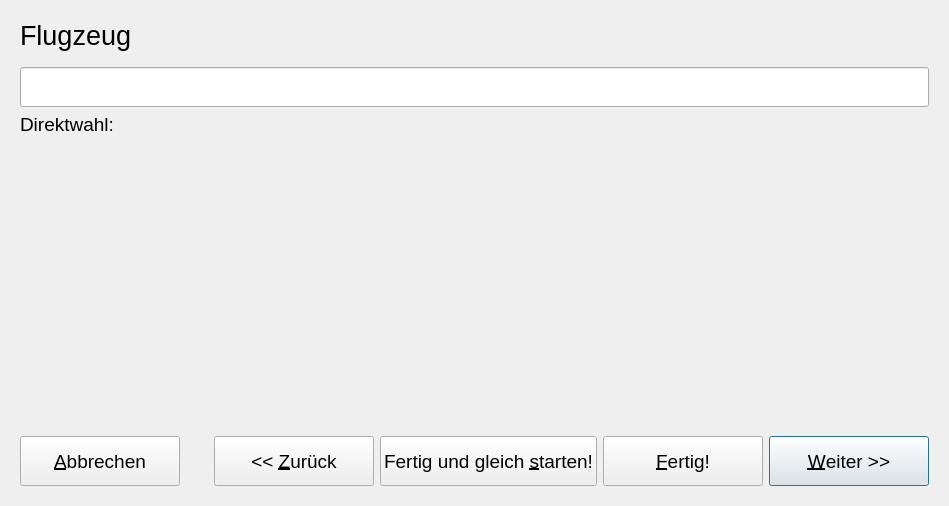
Akaflieg/startkladde, file src/gui/windows/FlightWizard.ui: the form before one commit.
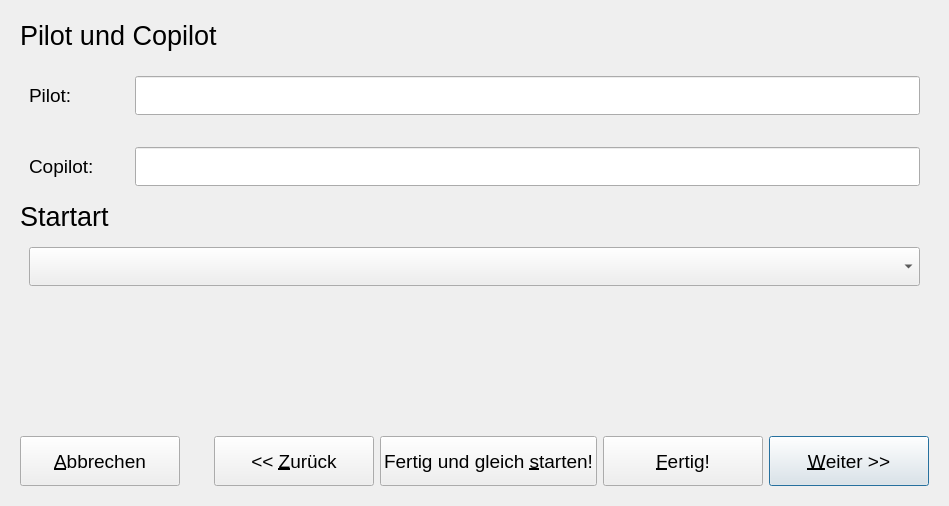
The form after the commit. Custom widgets are drawn as their Qt base class.

```diff
--- a/src/gui/windows/FlightWizard.ui
+++ b/src/gui/windows/FlightWizard.ui
@@ -23,12 +23,12 @@
    <item>
     <widget class="QStackedWidget" name="stack">
      <property name="currentIndex">
-      <number>0</number>
+      <number>2</number>
      </property>
      <widget class="QWidget" name="p1">
       <layout class="QVBoxLayout" name="verticalLayout_2">
        <item>
-        <widget class="QLabel" name="label">
+        <widget class="QLabel" name="titleLabel1">
          <property name="font">
           <font>
            <pointsize>20</pointsize>
@@ -43,7 +43,7 @@
         </widget>
        </item>
        <item>
-        <spacer name="verticalSpacer_2">
+        <spacer name="spacer1">
          <property name="orientation">
           <enum>Qt::Vertical</enum>
          </property>
@@ -60,6 +60,12 @@
        </item>
        <item>
         <widget class="CompletionLineEdit" name="planeEdit">
+         <property name="sizePolicy">
+          <sizepolicy hsizetype="Preferred" vsizetype="Fixed">
+           <horstretch>0</horstretch>
+           <verstretch>0</verstretch>
+          </sizepolicy>
+         </property>
          <property name="font">
           <font>
            <family>Monospace</family>
@@ -95,15 +101,219 @@
      <widget class="QWidget" name="p2">
       <layout class="QVBoxLayout" name="verticalLayout_3">
        <item>
-        <widget class="QLabel" name="label_2">
+        <widget class="QLabel" name="titleLabel2">
          <property name="font">
           <font>
-           <pointsize>14</pointsize>
+           <pointsize>20</pointsize>
           </font>
          </property>
          <property name="text">
           <string>Flugtyp</string>
          </property>
+         <property name="alignment">
+          <set>Qt::AlignLeading|Qt::AlignLeft|Qt::AlignVCenter</set>
+         </property>
+        </widget>
+       </item>
+       <item>
+        <spacer name="spacer2">
+         <property name="orientation">
+          <enum>Qt::Vertical</enum>
+         </property>
+         <property name="sizeType">
+          <enum>QSizePolicy::Fixed</enum>
+         </property>
+         <property name="sizeHint" stdset="0">
+          <size>
+           <width>1</width>
+           <height>10</height>
+          </size>
+         </property>
+        </spacer>
+       </item>
+       <item>
+        <widget class="QLabel" name="label">
+         <property name="font">
+          <font>
+           <pointsize>14</pointsize>
+          </font>
+         </property>
+         <property name="text">
+          <string>Direktwahl:</string>
+         </property>
+        </widget>
+       </item>
+       <item>
+        <widget class="QWidget" name="speedDial2" native="true">
+         <property name="sizePolicy">
+          <sizepolicy hsizetype="Expanding" vsizetype="Expanding">
+           <horstretch>0</horstretch>
+           <verstretch>0</verstretch>
+          </sizepolicy>
+         </property>
+        </widget>
+       </item>
+      </layout>
+     </widget>
+     <widget class="QWidget" name="page3">
+      <layout class="QVBoxLayout" name="verticalLayout_4">
+       <item>
+        <widget class="QLabel" name="titleLabel3">
+         <property name="font">
+          <font>
+           <pointsize>20</pointsize>
+          </font>
+         </property>
+         <property name="text">
+          <string>Pilot und Copilot</string>
+         </property>
+         <property name="alignment">
+          <set>Qt::AlignLeading|Qt::AlignLeft|Qt::AlignVCenter</set>
+         </property>
+        </widget>
+       </item>
+       <item>
+        <spacer name="verticalSpacer">
+         <property name="orientation">
+          <enum>Qt::Vertical</enum>
+         </property>
+         <property name="sizeType">
+          <enum>QSizePolicy::Fixed</enum>
+         </property>
+         <property name="sizeHint" stdset="0">
+          <size>
+           <width>1</width>
+           <height>10</height>
+          </size>
+         </property>
+        </spacer>
+       </item>
+       <item>
+        <widget class="QWidget" name="widget_2" native="true">
+         <property name="sizePolicy">
+          <sizepolicy hsizetype="Preferred" vsizetype="Preferred">
+           <horstretch>0</horstretch>
+           <verstretch>0</verstretch>
+          </sizepolicy>
+         </property>
+         <layout class="QFormLayout" name="formLayout">
+          <item row="0" column="0">
+           <widget class="QLabel" name="pilotLabel">
+            <property name="minimumSize">
+             <size>
+              <width>100</width>
+              <height>0</height>
+             </size>
+            </property>
+            <property name="font">
+             <font>
+              <pointsize>14</pointsize>
+             </font>
+            </property>
+            <property name="text">
+             <string>Pilot:</string>
+            </property>
+           </widget>
+          </item>
+          <item row="0" column="1">
+           <widget class="CompletionLineEdit" name="pilotEdit">
+            <property name="font">
+             <font>
+              <pointsize>20</pointsize>
+             </font>
+            </property>
+           </widget>
+          </item>
+          <item row="2" column="0">
+           <widget class="QLabel" name="copilotLabel">
+            <property name="minimumSize">
+             <size>
+              <width>100</width>
+              <height>0</height>
+             </size>
+            </property>
+            <property name="font">
+             <font>
+              <pointsize>14</pointsize>
+             </font>
+            </property>
+            <property name="text">
+             <string>Copilot:</string>
+            </property>
+           </widget>
+          </item>
+          <item row="2" column="1">
+           <widget class="CompletionLineEdit" name="copilotEdit">
+            <property name="font">
+             <font>
+              <pointsize>20</pointsize>
+             </font>
+            </property>
+           </widget>
+          </item>
+          <item row="1" column="1">
+           <spacer name="verticalSpacer_2">
+            <property name="orientation">
+             <enum>Qt::Vertical</enum>
+            </property>
+            <property name="sizeType">
+             <enum>QSizePolicy::Fixed</enum>
+            </property>
+            <property name="sizeHint" stdset="0">
+             <size>
+              <width>20</width>
+              <height>20</height>
+             </size>
+            </property>
+           </spacer>
+          </item>
+         </layout>
+        </widget>
+       </item>
+       <item>
+        <widget class="QLabel" name="label_2">
+         <property name="font">
+          <font>
+           <pointsize>20</pointsize>
+          </font>
+         </property>
+         <property name="text">
+          <string>Startart</string>
+         </property>
+        </widget>
+       </item>
+       <item>
+        <widget class="QWidget" name="widget_3" native="true">
+         <property name="sizePolicy">
+          <sizepolicy hsizetype="Preferred" vsizetype="Expanding">
+           <horstretch>0</horstretch>
+           <verstretch>0</verstretch>
+          </sizepolicy>
+         </property>
+         <layout class="QVBoxLayout" name="verticalLayout_5">
+          <item>
+           <widget class="SkComboBox" name="launchMethodComboBox">
+            <property name="font">
+             <font>
+              <pointsize>20</pointsize>
+             </font>
+            </property>
+           </widget>
+          </item>
+          <item>
+           <spacer name="verticalSpacer_3">
+            <property name="orientation">
+             <enum>Qt::Vertical</enum>
+            </property>
+            <property name="sizeHint" stdset="0">
+             <size>
+              <width>20</width>
+              <height>40</height>
+             </size>
+            </property>
+           </spacer>
+          </item>
+         </layout>
         </widget>
        </item>
       </layout>
@@ -247,6 +457,14 @@
    <class>CompletionLineEdit</class>
    <extends>QLineEdit</extends>
    <header>src/gui/CompletionLineEdit.h</header>
+   <slots>
+    <signal>selectionStateChanged()</signal>
+   </slots>
+  </customwidget>
+  <customwidget>
+   <class>SkComboBox</class>
+   <extends>QComboBox</extends>
+   <header>src/gui/widgets/SkComboBox.h</header>
   </customwidget>
  </customwidgets>
  <resources/>
```
Left out of the diff: 87 changed lines with no effect on the pictures.
